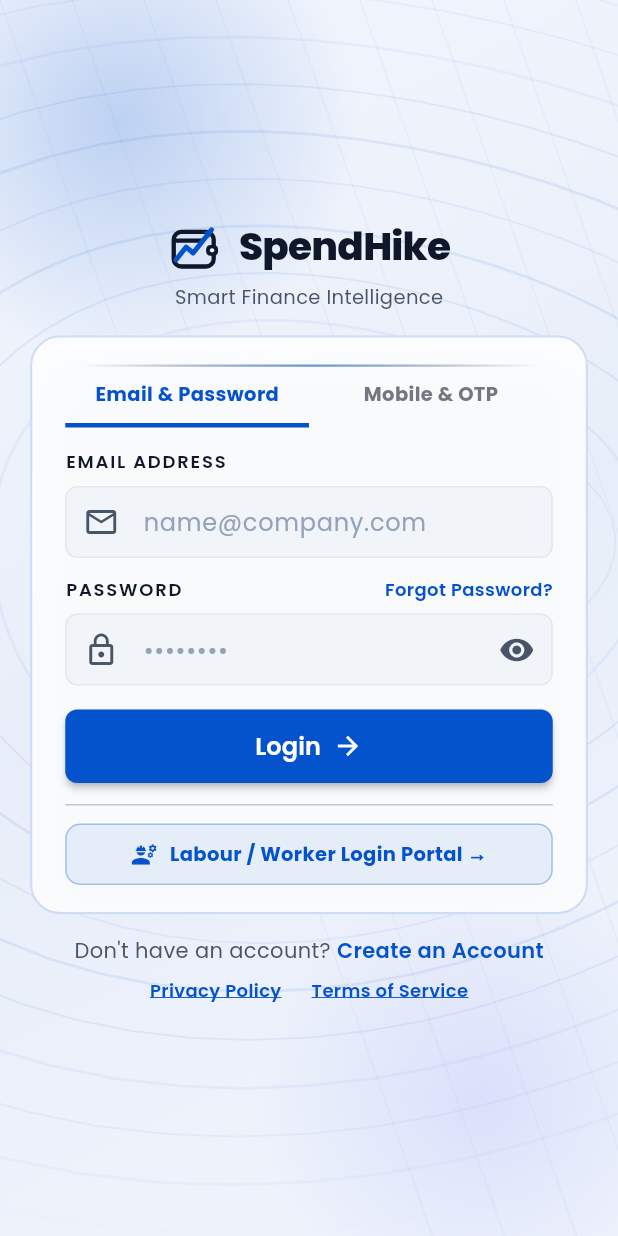
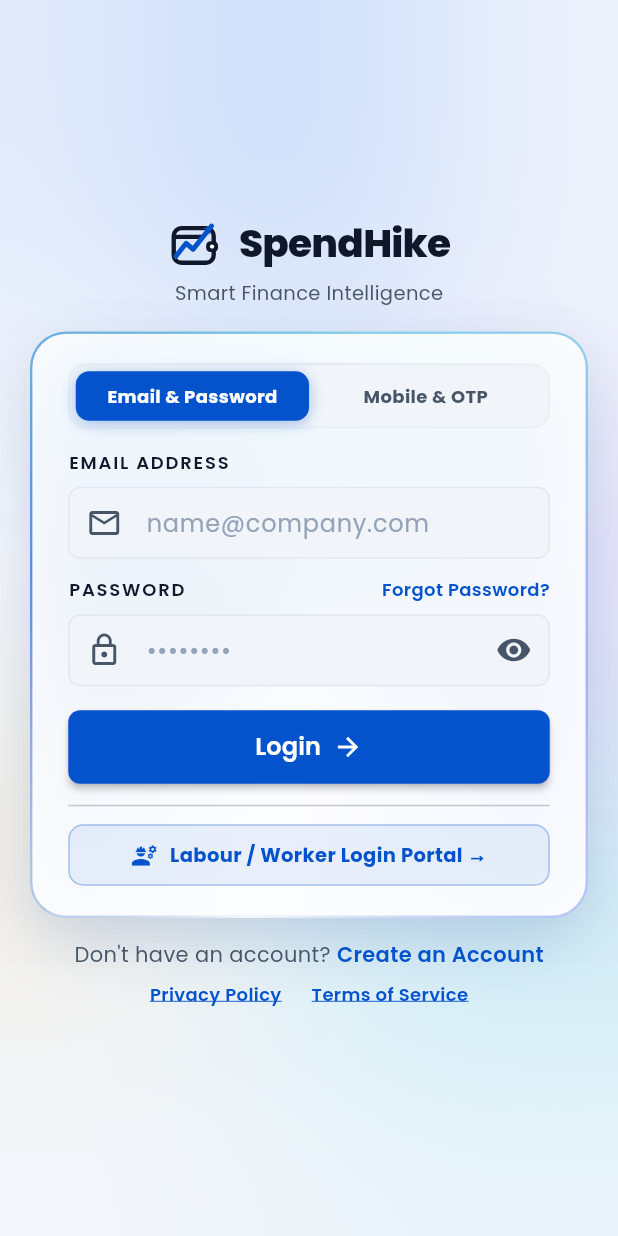
Before and after one commit to codhunk/spendhike, a Flutter app: the screen it shows after launch, after a tap on "Email & Password", on a phone screen of 412 x 824 dp. Run offline on Flutter 3.47's test engine with Material 3 defaults, Android fonts, the phone set to English and light mode, and no system bars; our stand-ins replace flutter_secure_storage, google_fonts, image_picker, local_auth, pinput; accounts and stored records are empty.

Commit message:
style(ui): redesign illusion UI with silky chromatic aurora, spatial depth dot grid, and neo-glassmorphic 3D card

```diff
--- a/lib/screens/auth/login_screen.dart
+++ b/lib/screens/auth/login_screen.dart
@@ -198,14 +198,22 @@ class _LoginScreenState extends State<LoginScreen> {
   String? _errorMessage;
 
   Widget _buildLoginForm() {
+    final colors = AppTheme.of(context);
     return AuthIllusionCard(
       child: Form(
         key: _formKey,
         child: Column(
           crossAxisAlignment: CrossAxisAlignment.stretch,
           children: [
-            // Mode Selector Tabs
-            Row(
+            // Modern Segmented Pill Switcher
+            Container(
+              padding: const EdgeInsets.all(4),
+              decoration: BoxDecoration(
+                color: colors.isDark ? const Color(0xFF0B1020) : colors.surfaceSubtle,
+                borderRadius: BorderRadius.circular(12),
+                border: Border.all(color: colors.border.withValues(alpha: 0.6)),
+              ),
+              child: Row(
                 children: [
                   Expanded(
                     child: InkWell(
@@ -213,23 +221,24 @@ class _LoginScreenState extends State<LoginScreen> {
                         _isMobileAuthMode = false;
                         _errorMessage = null;
                       }),
-                    child: Container(
-                      padding: const EdgeInsets.symmetric(vertical: 10),
+                      borderRadius: BorderRadius.circular(9),
+                      child: AnimatedContainer(
+                        duration: const Duration(milliseconds: 200),
+                        padding: const EdgeInsets.symmetric(vertical: 8),
                         decoration: BoxDecoration(
-                        border: Border(
-                          bottom: BorderSide(
-                            color: !_isMobileAuthMode ? const Color(0xFF0453CD) : Colors.transparent,
-                            width: 3,
-                          ),
-                        ),
+                          color: !_isMobileAuthMode ? colors.primary : Colors.transparent,
+                          borderRadius: BorderRadius.circular(9),
+                          boxShadow: !_isMobileAuthMode
+                              ? [BoxShadow(color: colors.primary.withValues(alpha: 0.35), blurRadius: 8, offset: const Offset(0, 2))]
+                              : null,
                         ),
                         child: Center(
                           child: Text(
                             _tr('Email & Password'),
                             style: TextStyle(
                               fontWeight: FontWeight.bold,
-                            fontSize: 13,
-                            color: !_isMobileAuthMode ? const Color(0xFF0453CD) : const Color(0xFF74777F),
+                              fontSize: 12,
+                              color: !_isMobileAuthMode ? Colors.white : colors.textSecondary,
                             ),
                           ),
                         ),
@@ -242,23 +251,24 @@ class _LoginScreenState extends State<LoginScreen> {
                         _isMobileAuthMode = true;
                         _errorMessage = null;
                       }),
-                    child: Container(
-                      padding: const EdgeInsets.symmetric(vertical: 10),
+                      borderRadius: BorderRadius.circular(9),
+                      child: AnimatedContainer(
+                        duration: const Duration(milliseconds: 200),
+                        padding: const EdgeInsets.symmetric(vertical: 8),
                         decoration: BoxDecoration(
-                        border: Border(
-                          bottom: BorderSide(
-                            color: _isMobileAuthMode ? const Color(0xFF0453CD) : Colors.transparent,
-                            width: 3,
-                          ),
-                        ),
+                          color: _isMobileAuthMode ? colors.primary : Colors.transparent,
+                          borderRadius: BorderRadius.circular(9),
+                          boxShadow: _isMobileAuthMode
+                              ? [BoxShadow(color: colors.primary.withValues(alpha: 0.35), blurRadius: 8, offset: const Offset(0, 2))]
+                              : null,
                         ),
                         child: Center(
                           child: Text(
                             _tr('Mobile & OTP'),
                             style: TextStyle(
                               fontWeight: FontWeight.bold,
-                            fontSize: 13,
-                            color: _isMobileAuthMode ? const Color(0xFF0453CD) : const Color(0xFF74777F),
+                              fontSize: 12,
+                              color: _isMobileAuthMode ? Colors.white : colors.textSecondary,
                             ),
                           ),
                         ),
@@ -266,6 +276,7 @@ class _LoginScreenState extends State<LoginScreen> {
                     ),
                   ),
                 ],
+              ),
             ),
             const SizedBox(height: 14),
             if (_errorMessage != null) ...[
--- a/lib/widgets/auth_illusion_container.dart
+++ b/lib/widgets/auth_illusion_container.dart
@@ -3,8 +3,7 @@ import 'dart:ui';
 import 'package:flutter/material.dart';
 import '../config/app_theme.dart';
 
-/// Reusable Attractive Illusion Background & Glassmorphic 3D Card
-/// Provides animated optical illusion contour depth lines and a floating 3D illusion container
+/// Ultra-Attractive Chromatic Aurora & Spatial Depth Illusion Background
 class AuthIllusionBackground extends StatefulWidget {
   final Widget child;
 
@@ -23,7 +22,7 @@ class _AuthIllusionBackgroundState extends State<AuthIllusionBackground>
     super.initState();
     _controller = AnimationController(
       vsync: this,
-      duration: const Duration(seconds: 14),
+      duration: const Duration(seconds: 10),
     )..repeat();
   }
 
@@ -40,237 +39,285 @@ class _AuthIllusionBackgroundState extends State<AuthIllusionBackground>
 
     return Stack(
       children: [
-        // 1. Base Gradient Canvas
+        // 1. Rich Base Background Tone
         Positioned.fill(
-          child: DecoratedBox(
-            decoration: BoxDecoration(
-              gradient: LinearGradient(
-                begin: Alignment.topLeft,
-                end: Alignment.bottomRight,
-                colors: isDark
-                    ? [
-                        const Color(0xFF070B18),
-                        const Color(0xFF0C1329),
-                        const Color(0xFF090E1F),
-                      ]
-                    : [
-                        const Color(0xFFF3F6FD),
-                        const Color(0xFFE8EEF9),
-                        const Color(0xFFF0F4FC),
-                      ],
-              ),
-            ),
+          child: Container(
+            color: isDark ? const Color(0xFF090D1A) : const Color(0xFFF4F7FC),
           ),
         ),
 
-        // 2. Animated Hypnotic Optical Illusion Waves & Depth Rings
+        // 2. Animated Fluid Chromatic Aurora Orbs (Smooth Floating Light Waves)
         Positioned.fill(
           child: AnimatedBuilder(
             animation: _controller,
             builder: (context, _) {
-              return CustomPaint(
-                painter: _OpticalIllusionPainter(
-                  progress: _controller.value,
-                  primaryColor: colors.primary,
-                  isDark: isDark,
+              final t = _controller.value * 2 * math.pi;
+              final dx1 = math.sin(t) * 70;
+              final dy1 = math.cos(t) * 50;
+              final dx2 = math.cos(t * 0.8) * 80;
+              final dy2 = math.sin(t * 0.8) * 60;
+              final dx3 = math.sin(t * 1.2) * 60;
+              final dy3 = math.cos(t * 1.2) * 50;
+
+              return Stack(
+                children: [
+                  // Orb 1: Vibrant Royal Blue
+                  Positioned(
+                    top: -40 + dy1,
+                    left: -40 + dx1,
+                    child: _buildAuroraOrb(
+                      size: 380,
+                      color: isDark
+                          ? const Color(0xFF1E40AF).withValues(alpha: 0.55)
+                          : const Color(0xFF3B82F6).withValues(alpha: 0.35),
                     ),
+                  ),
+
+                  // Orb 2: Electric Cyan / Turquoise
+                  Positioned(
+                    bottom: -30 + dy2,
+                    right: -30 + dx2,
+                    child: _buildAuroraOrb(
+                      size: 360,
+                      color: isDark
+                          ? const Color(0xFF06B6D4).withValues(alpha: 0.40)
+                          : const Color(0xFF06B6D4).withValues(alpha: 0.25),
+                    ),
+                  ),
+
+                  // Orb 3: Violet / Neon Purple Aura
+                  Positioned(
+                    top: MediaQuery.of(context).size.height * 0.35 + dy3,
+                    right: -60 + dx3,
+                    child: _buildAuroraOrb(
+                      size: 320,
+                      color: isDark
+                          ? const Color(0xFF7C3AED).withValues(alpha: 0.42)
+                          : const Color(0xFF8B5CF6).withValues(alpha: 0.25),
+                    ),
+                  ),
+
+                  // Orb 4: Subtle Golden Amber Accent
+                  Positioned(
+                    bottom: 80 - dy1,
+                    left: -50 + dx2,
+                    child: _buildAuroraOrb(
+                      size: 260,
+                      color: isDark
+                          ? const Color(0xFFF59E0B).withValues(alpha: 0.25)
+                          : const Color(0xFFF59E0B).withValues(alpha: 0.18),
+                    ),
+                  ),
+                ],
               );
             },
           ),
         ),
 
-        // 3. Floating Glow Spheres for 3D Illusion Depth
-        Positioned(
-          top: -80,
-          left: -80,
-          child: Container(
-            width: 320,
-            height: 320,
+        // 3. Heavy Gaussian Blur to create the Silky Liquid Aurora Illusion
+        Positioned.fill(
+          child: BackdropFilter(
+            filter: ImageFilter.blur(sigmaX: 85, sigmaY: 85),
+            child: const SizedBox.expand(),
+          ),
+        ),
+
+        // 4. Subtle 3D Perspective Matrix Dot Grid with Radial Vignette
+        Positioned.fill(
+          child: CustomPaint(
+            painter: _SpatialDotGridPainter(
+              dotColor: (isDark ? Colors.white : colors.primary).withValues(alpha: isDark ? 0.08 : 0.05),
+            ),
+          ),
+        ),
+
+        // 5. Foreground Content
+        widget.child,
+      ],
+    );
+  }
+
+  Widget _buildAuroraOrb({required double size, required Color color}) {
+    return Container(
+      width: size,
+      height: size,
       decoration: BoxDecoration(
         shape: BoxShape.circle,
         gradient: RadialGradient(
           colors: [
-                  colors.primary.withValues(alpha: isDark ? 0.35 : 0.22),
-                  colors.primary.withValues(alpha: 0.0),
+            color,
+            color.withValues(alpha: 0.0),
           ],
         ),
       ),
-          ),
-        ),
-        Positioned(
-          bottom: -60,
-          right: -60,
-          child: Container(
-            width: 300,
-            height: 300,
-            decoration: BoxDecoration(
-              shape: BoxShape.circle,
-              gradient: RadialGradient(
-                colors: [
-                  const Color(0xFF818CF8).withValues(alpha: isDark ? 0.28 : 0.18),
-                  const Color(0xFF818CF8).withValues(alpha: 0.0),
-                ],
-              ),
-            ),
-          ),
-        ),
-
-        // 4. Foreground Content
-        widget.child,
-      ],
     );
   }
 }
 
-/// Custom Optical Illusion Painter rendering 3D contour vortex waves and moire geometric lines
-class _OpticalIllusionPainter extends CustomPainter {
-  final double progress;
-  final Color primaryColor;
-  final bool isDark;
+/// Perspective Hologram Spatial Dot Grid
+class _SpatialDotGridPainter extends CustomPainter {
+  final Color dotColor;
 
-  _OpticalIllusionPainter({
-    required this.progress,
-    required this.primaryColor,
-    required this.isDark,
-  });
+  _SpatialDotGridPainter({required this.dotColor});
 
   @override
   void paint(Canvas canvas, Size size) {
+    final paint = Paint()
+      ..color = dotColor
+      ..style = PaintingStyle.fill;
+
+    const spacing = 32.0;
     final center = Offset(size.width * 0.5, size.height * 0.45);
-    final maxRadius = math.sqrt(size.width * size.width + size.height * size.height) * 0.65;
-    final ringCount = 14;
+    final maxDist = size.width * 0.65;
 
-    for (int i = 0; i < ringCount; i++) {
-      // Harmonic wave phase shift for optical illusion breathing
-      final phase = (progress + (i / ringCount)) % 1.0;
-      final currentRadius = 30.0 + phase * (maxRadius - 30.0);
+    for (double x = 0; x < size.width; x += spacing) {
+      for (double y = 0; y < size.height; y += spacing) {
+        final dist = (Offset(x, y) - center).distance;
+        if (dist > maxDist) continue;
 
-      final alpha = (math.sin(phase * math.pi) * (isDark ? 0.16 : 0.09)).clamp(0.01, 0.22);
-      final strokePaint = Paint()
-        ..style = PaintingStyle.stroke
-        ..strokeWidth = (1.0 + (i % 2 == 0 ? 0.8 : 0.2))
-        ..color = (i % 3 == 0 ? const Color(0xFF6366F1) : primaryColor).withValues(alpha: alpha);
-
-      // Warped ellipse path for 3D perspective illusion
-      final path = Path();
-      final points = 72;
-      for (int p = 0; p <= points; p++) {
-        final angle = (p / points) * 2 * math.pi;
-        // Subtle rhythmic modulation
-        final warp = math.sin(angle * 3 + progress * 2 * math.pi) * (8.0 + i * 1.5);
-        final r = currentRadius + warp;
-        final x = center.dx + r * math.cos(angle) * 1.08;
-        final y = center.dy + r * math.sin(angle) * 0.78; // 3D tilt
-
-        if (p == 0) {
-          path.moveTo(x, y);
-        } else {
-          path.lineTo(x, y);
+        // Radial falloff so dots fade smoothly towards edges
+        final factor = (1.0 - (dist / maxDist)).clamp(0.0, 1.0);
+        final r = 1.2 * factor;
+        if (r > 0.3) {
+          canvas.drawCircle(Offset(x, y), r, paint);
         }
       }
-      path.close();
-      canvas.drawPath(path, strokePaint);
-    }
-
-    // Subtle isometric corner illusion lines
-    final cornerPaint = Paint()
-      ..style = PaintingStyle.stroke
-      ..strokeWidth = 1.0
-      ..color = primaryColor.withValues(alpha: isDark ? 0.07 : 0.04);
-
-    for (double x = 0; x < size.width; x += 48) {
-      canvas.drawLine(
-        Offset(x, 0),
-        Offset(x + size.height * 0.35, size.height),
-        cornerPaint,
-      );
     }
   }
 
   @override
-  bool shouldRepaint(covariant _OpticalIllusionPainter oldDelegate) {
-    return oldDelegate.progress != progress ||
-        oldDelegate.primaryColor != primaryColor ||
-        oldDelegate.isDark != isDark;
-  }
+  bool shouldRepaint(covariant _SpatialDotGridPainter oldDelegate) => false;
 }
 
-/// Floating 3D Glassmorphic Illusion Card
-/// Wraps forms with sleek border glow, frosted backdrop filter, and layered perspective depth
-class AuthIllusionCard extends StatelessWidget {
+/// Floating Neo-Glassmorphic 3D Card with Iridescent Gradient Border & Depth Aura
+class AuthIllusionCard extends StatefulWidget {
   final Widget child;
   final EdgeInsetsGeometry padding;
 
   const AuthIllusionCard({
     super.key,
     required this.child,
-    this.padding = const EdgeInsets.symmetric(horizontal: 22, vertical: 18),
+    this.padding = const EdgeInsets.symmetric(horizontal: 24, vertical: 20),
   });
+
+  @override
+  State<AuthIllusionCard> createState() => _AuthIllusionCardState();
+}
+
+class _AuthIllusionCardState extends State<AuthIllusionCard>
+    with SingleTickerProviderStateMixin {
+  late final AnimationController _borderController;
+
+  @override
+  void initState() {
+    super.initState();
+    _borderController = AnimationController(
+      vsync: this,
+      duration: const Duration(seconds: 8),
+    )..repeat();
+  }
+
+  @override
+  void dispose() {
+    _borderController.dispose();
+    super.dispose();
+  }
 
   @override
   Widget build(BuildContext context) {
     final colors = AppTheme.of(context);
     final isDark = colors.isDark;
 
-    return ClipRRect(
-      borderRadius: BorderRadius.circular(20),
+    return AnimatedBuilder(
+      animation: _borderController,
+      builder: (context, _) {
+        final angle = _borderController.value * 2 * math.pi;
+
+        return Container(
+          decoration: BoxDecoration(
+            borderRadius: BorderRadius.circular(24),
+            // Floating 3D Perspective Glow Shadow
+            boxShadow: [
+              BoxShadow(
+                color: Colors.black.withValues(alpha: isDark ? 0.45 : 0.07),
+                blurRadius: 32,
+                offset: const Offset(0, 14),
+              ),
+              BoxShadow(
+                color: colors.primary.withValues(alpha: isDark ? 0.24 : 0.12),
+                blurRadius: 40,
+                spreadRadius: -4,
+                offset: const Offset(0, 18),
+              ),
+            ],
+          ),
+          child: Container(
+            // Iridescent Animated Border
+            padding: const EdgeInsets.all(1.5),
+            decoration: BoxDecoration(
+              borderRadius: BorderRadius.circular(24),
+              gradient: SweepGradient(
+                center: Alignment.center,
+                transform: GradientRotation(angle),
+                colors: isDark
+                    ? [
+                        colors.primary.withValues(alpha: 0.8),
+                        const Color(0xFF06B6D4).withValues(alpha: 0.6),
+                        const Color(0xFF818CF8).withValues(alpha: 0.8),
+                        Colors.white.withValues(alpha: 0.2),
+                        colors.primary.withValues(alpha: 0.8),
+                      ]
+                    : [
+                        colors.primary.withValues(alpha: 0.6),
+                        const Color(0xFF06B6D4).withValues(alpha: 0.4),
+                        const Color(0xFF818CF8).withValues(alpha: 0.5),
+                        Colors.white.withValues(alpha: 0.8),
+                        colors.primary.withValues(alpha: 0.6),
+                      ],
+              ),
+            ),
+            child: ClipRRect(
+              borderRadius: BorderRadius.circular(22.5),
               child: BackdropFilter(
-        filter: ImageFilter.blur(sigmaX: 18, sigmaY: 18),
+                filter: ImageFilter.blur(sigmaX: 24, sigmaY: 24),
                 child: Container(
-          padding: padding,
+                  padding: widget.padding,
                   decoration: BoxDecoration(
                     color: isDark
-                ? const Color(0xFF131B33).withValues(alpha: 0.75)
-                : Colors.white.withValues(alpha: 0.88),
-            borderRadius: BorderRadius.circular(20),
-            border: Border.all(
-              color: isDark
-                  ? Colors.white.withValues(alpha: 0.16)
-                  : colors.primary.withValues(alpha: 0.18),
-              width: 1.5,
-            ),
-            boxShadow: [
-              // 1. Soft Ambient Shadow
-              BoxShadow(
-                color: Colors.black.withValues(alpha: isDark ? 0.35 : 0.06),
-                blurRadius: 24,
-                offset: const Offset(0, 10),
-              ),
-              // 2. Optical Neon Glow Halo
-              BoxShadow(
-                color: colors.primary.withValues(alpha: isDark ? 0.18 : 0.08),
-                blurRadius: 36,
-                spreadRadius: -4,
-                offset: const Offset(0, 14),
-              ),
-            ],
+                        ? const Color(0xFF10172B).withValues(alpha: 0.84)
+                        : Colors.white.withValues(alpha: 0.90),
+                    borderRadius: BorderRadius.circular(22.5),
                   ),
                   child: Stack(
                     clipBehavior: Clip.none,
                     children: [
-              // Top Prismatic Highlight Specular Line for 3D Glass Illusion
+                      // Top Optical Glass Specular Glint
                       Positioned(
                         top: 0,
-                left: 10,
-                right: 10,
+                        left: 20,
+                        right: 20,
                         height: 1.5,
                         child: Container(
                           decoration: BoxDecoration(
                             gradient: LinearGradient(
                               colors: [
                                 Colors.transparent,
-                        (isDark ? Colors.white : colors.primary).withValues(alpha: 0.6),
+                                (isDark ? Colors.white : colors.primary).withValues(alpha: 0.5),
                                 Colors.transparent,
                               ],
                             ),
                           ),
                         ),
                       ),
-              child,
+                      widget.child,
                     ],
                   ),
                 ),
               ),
+            ),
+          ),
+        );
+      },
     );
   }
 }
```
Lines whose indentation alone changed are shown as unchanged.
